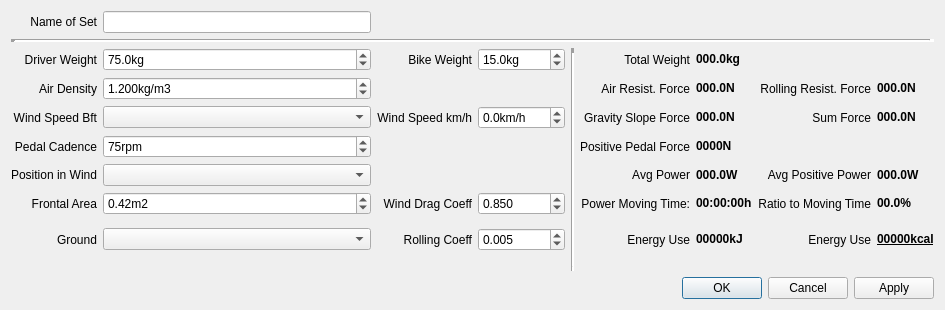
Qt form src/qmapshack/gis/trk/filter/IFilterEnergyCycleDlg.ui (Maproom/qmapshack) before a commit.
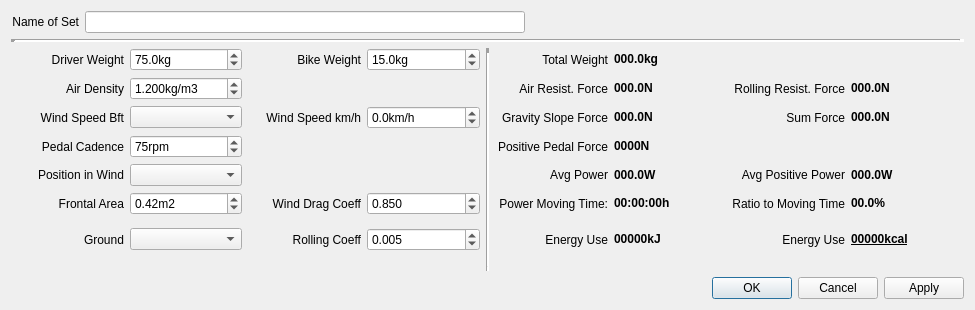
The same form after that commit.

Patch:
```diff
--- a/src/qmapshack/gis/trk/filter/IFilterEnergyCycleDlg.ui
+++ b/src/qmapshack/gis/trk/filter/IFilterEnergyCycleDlg.ui
@@ -6,7 +6,7 @@
    <rect>
     <x>0</x>
     <y>0</y>
-    <width>945</width>
+    <width>975</width>
     <height>310</height>
    </rect>
   </property>
@@ -14,6 +14,56 @@
    <string>Dialog</string>
   </property>
   <layout class="QVBoxLayout" name="verticalLayout">
+   <item>
+    <layout class="QHBoxLayout" name="horizontalLayout_2">
+     <item>
+      <widget class="QLabel" name="label_2">
+       <property name="toolTip">
+        <string>&lt;html&gt;&lt;head/&gt;&lt;body&gt;&lt;p&gt;&lt;br/&gt;&lt;/p&gt;&lt;/body&gt;&lt;/html&gt;</string>
+       </property>
+       <property name="text">
+        <string>Name of Set</string>
+       </property>
+       <property name="alignment">
+        <set>Qt::AlignRight|Qt::AlignTrailing|Qt::AlignVCenter</set>
+       </property>
+      </widget>
+     </item>
+     <item>
+      <widget class="QLineEdit" name="lineEditNameOfSet">
+       <property name="toolTip">
+        <string>&lt;html&gt;&lt;head/&gt;&lt;body&gt;&lt;p&gt;Hier können Sie einen individuellen Namen (max. 32 Zeichen) für das Parameterset vergeben.&lt;/p&gt;&lt;p&gt;&lt;br/&gt;&lt;/p&gt;&lt;p&gt;You can enter an individual name (max. 32 characters) for the set of parameter.&lt;/p&gt;&lt;/body&gt;&lt;/html&gt;</string>
+       </property>
+       <property name="maxLength">
+        <number>32</number>
+       </property>
+      </widget>
+     </item>
+     <item>
+      <spacer name="horizontalSpacer">
+       <property name="orientation">
+        <enum>Qt::Horizontal</enum>
+       </property>
+       <property name="sizeHint" stdset="0">
+        <size>
+         <width>40</width>
+         <height>20</height>
+        </size>
+       </property>
+      </spacer>
+     </item>
+    </layout>
+   </item>
+   <item>
+    <widget class="Line" name="line_3">
+     <property name="lineWidth">
+      <number>5</number>
+     </property>
+     <property name="orientation">
+      <enum>Qt::Horizontal</enum>
+     </property>
+    </widget>
+   </item>
    <item>
     <layout class="QHBoxLayout" name="horizontalLayout">
      <property name="bottomMargin">
@@ -21,7 +71,7 @@
      </property>
      <item>
       <layout class="QGridLayout" name="gridLayout">
-       <item row="6" column="5">
+       <item row="5" column="5">
         <widget class="QLabel" name="label_5">
          <property name="text">
           <string>Positive Pedal Force</string>
@@ -31,7 +81,7 @@
          </property>
         </widget>
        </item>
-       <item row="5" column="5">
+       <item row="4" column="5">
         <widget class="QLabel" name="label_26">
          <property name="text">
           <string>Gravity Slope Force</string>
@@ -41,14 +91,14 @@
          </property>
         </widget>
        </item>
-       <item row="10" column="1">
+       <item row="9" column="1">
         <widget class="QComboBox" name="comboGround">
          <property name="toolTip">
           <string>&lt;html&gt;&lt;head/&gt;&lt;body&gt;&lt;p&gt;Untergrund&lt;/p&gt;&lt;p&gt;Werte für die Art des Untergrunds und der Bereifung für die Bestimmung des Rollwiderstandsbeiwerts.&lt;/p&gt;&lt;p&gt;Values for the type of ground surface and the tyres used to determine the rolling resistance coefficient.&lt;/p&gt;&lt;/body&gt;&lt;/html&gt;</string>
          </property>
         </widget>
        </item>
-       <item row="8" column="0">
+       <item row="7" column="0">
         <widget class="QLabel" name="label_16">
          <property name="text">
           <string>Frontal Area</string>
@@ -58,7 +108,7 @@
          </property>
         </widget>
        </item>
-       <item row="3" column="5">
+       <item row="2" column="5">
         <widget class="QLabel" name="label_1">
          <property name="toolTip">
           <string/>
@@ -71,7 +121,7 @@
          </property>
         </widget>
        </item>
-       <item row="10" column="0">
+       <item row="9" column="0">
         <widget class="QLabel" name="label_14">
          <property name="text">
           <string>Ground</string>
@@ -81,7 +131,7 @@
          </property>
         </widget>
        </item>
-       <item row="3" column="4" rowspan="11">
+       <item row="2" column="4" rowspan="11">
         <widget class="Line" name="line">
          <property name="frameShadow">
           <enum>QFrame::Sunken</enum>
@@ -94,7 +144,7 @@
          </property>
         </widget>
        </item>
-       <item row="10" column="7">
+       <item row="9" column="7">
         <widget class="QLabel" name="label_35">
          <property name="text">
           <string>Energy Use</string>
@@ -104,7 +154,7 @@
          </property>
         </widget>
        </item>
-       <item row="4" column="8">
+       <item row="3" column="8">
         <widget class="QLabel" name="labelRollResistForce">
          <property name="toolTip">
           <string>&lt;html&gt;&lt;head/&gt;&lt;body&gt;&lt;p&gt;Rollwiderstandskraft&lt;/p&gt;&lt;p&gt;Die Rollwiderstandskraft ist die Kraft in Newton, die im Durchschnitt über alle Trackpunkte für die Überwindung des Rollwiderstands benötigt wird.&lt;/p&gt;&lt;p&gt;The rolling resistance force is the force in Newton required on average over all track points to overcome the rolling resistance.&lt;/p&gt;&lt;/body&gt;&lt;/html&gt;</string>
@@ -114,7 +164,7 @@
          </property>
         </widget>
        </item>
-       <item row="4" column="1">
+       <item row="3" column="1">
         <widget class="QDoubleSpinBox" name="spinAirDensity">
          <property name="toolTip">
           <string>&lt;html&gt;&lt;head/&gt;&lt;body&gt;&lt;p&gt;Luftdichte&lt;/p&gt;&lt;p&gt;Luftdichte in kg/m3. Die Luftdichte ist abhängig von barometrischen Luftdruck, Höhe Normalnull und Temperatur.&lt;br/&gt;Einige Beispiele:&lt;br/&gt;Meereshöhe: 1,226kg/m3&lt;br/&gt;1500 Meter: 1,056kg/m3&lt;br/&gt;3000 Meter: 0,905kg/m3&lt;/p&gt;&lt;p&gt;Air density in kg/m3. The air density depends on barometric air pressure, altitude and temperature.&lt;br/&gt;Some examples:&lt;br/&gt;Sea level: 1.226kg/m3&lt;br/&gt;1500 meters: 1.056kg/m3&lt;br/&gt;3000 meters: 0.905kg/m3&lt;/p&gt;&lt;/body&gt;&lt;/html&gt;</string>
@@ -139,7 +189,7 @@
          </property>
         </widget>
        </item>
-       <item row="10" column="2">
+       <item row="9" column="2">
         <widget class="QLabel" name="label_17">
          <property name="text">
           <string>Rolling Coeff</string>
@@ -149,7 +199,7 @@
          </property>
         </widget>
        </item>
-       <item row="4" column="5">
+       <item row="3" column="5">
         <widget class="QLabel" name="label_23">
          <property name="text">
           <string>Air Resist. Force</string>
@@ -159,7 +209,7 @@
          </property>
         </widget>
        </item>
-       <item row="3" column="2">
+       <item row="2" column="2">
         <widget class="QLabel" name="label_8">
          <property name="toolTip">
           <string/>
@@ -172,7 +222,7 @@
          </property>
         </widget>
        </item>
-       <item row="6" column="6">
+       <item row="5" column="6">
         <widget class="QLabel" name="labelPositivePedalForce">
          <property name="toolTip">
           <string>&lt;html&gt;&lt;head/&gt;&lt;body&gt;&lt;p&gt;Pedalkraft&lt;/p&gt;&lt;p&gt;Die Kraft in Newton, die im Durchschnitt über alle Trackpunkte auf das Pedal aufgebracht wird. Negative Kräfte aus starken Gegenwind oder Bergabfahrt werden nicht berücksichtigt. Diese Kraft muss durch den Fahrer auf das Pedal aufgebracht werden. Je größer die Trittfrequenz, desto niedriger ist die Pedalkraft.&lt;/p&gt;&lt;p&gt;The force in Newton applied to the pedal on average over all track points. Negative forces from strong headwinds or downhill driving are not considered. This force must be applied to the pedal by the rider. The higher the cadence, the lower the pedal force.&lt;/p&gt;&lt;/body&gt;&lt;/html&gt;</string>
@@ -182,7 +232,7 @@
          </property>
         </widget>
        </item>
-       <item row="10" column="6">
+       <item row="9" column="6">
         <widget class="QLabel" name="labelEnergyKJoule">
          <property name="toolTip">
           <string>&lt;html&gt;&lt;head/&gt;&lt;body&gt;&lt;p&gt;Energieverbrauch in kJ&lt;/p&gt;&lt;p&gt;Der Energieverbrauch für den Fahrer in kJoule für die Umsetzung der positive Leistung des Tracks bei einem Muskel-Wirkungsgrad von 23%.&lt;/p&gt;&lt;p&gt;The energy use (consumption) for the driver in kJoule for transforming the positive power of the track with a muscle efficiency of 23%.&lt;/p&gt;&lt;/body&gt;&lt;/html&gt;</string>
@@ -192,7 +242,7 @@
          </property>
         </widget>
        </item>
-       <item row="8" column="3">
+       <item row="7" column="3">
         <widget class="QDoubleSpinBox" name="spinWindDragCoeff">
          <property name="toolTip">
           <string>&lt;html&gt;&lt;head/&gt;&lt;body&gt;&lt;p&gt;cw-Wert (Luftwiderstandsbeiwert)&lt;/p&gt;&lt;p&gt;Der cw-Wert (Luftwiderstandsbeiwert) gibt die Windschlüpfigkeit von Fahrer und Fahrrad gegenüber der Luft (Wind) an. Je größer dieser Wert ist, um so mehr Kraft wird für die Überwindung der Windkraft benötigt. Typische Werte für Fahrräder liegen zwischen 0,2 und 1.2.&lt;/p&gt;&lt;p&gt;The cw value (drag coefficient) indicates the wind slip of the rider and bicycle in relation to the air (wind). The greater this value, the more force is required to overcome the wind force. Typical values for bicycles are between 0.2 and 1.2.&lt;/p&gt;&lt;/body&gt;&lt;/html&gt;</string>
@@ -217,7 +267,7 @@
          </property>
         </widget>
        </item>
-       <item row="8" column="5">
+       <item row="7" column="5">
         <widget class="QLabel" name="label_31">
          <property name="text">
           <string>Power Moving Time:</string>
@@ -227,7 +277,7 @@
          </property>
         </widget>
        </item>
-       <item row="4" column="6">
+       <item row="3" column="6">
         <widget class="QLabel" name="labelAirResistForce">
          <property name="toolTip">
           <string>&lt;html&gt;&lt;head/&gt;&lt;body&gt;&lt;p&gt;Luftwiderstandskraft&lt;/p&gt;&lt;p&gt;Die Luftwiderstandskraft ist die Kraft in Newton, die im Durchschnitt über alle Trackpunkte für die Überwindung des Luftwiderstands benötigt wird. Berücksichtigt wird der Fahrtwind und Gegen- und Rückenwind. Bei starkem Rückenwind kann dieser Wert auch negativ sein.&lt;/p&gt;&lt;p&gt;The air resistance force is the force in Newton required on average over all track points to overcome air resistance. The airstream, headwind and tailwind are taken into account. With a strong tailwind, this value can be negative.&lt;/p&gt;&lt;/body&gt;&lt;/html&gt;</string>
@@ -237,7 +287,7 @@
          </property>
         </widget>
        </item>
-       <item row="3" column="3">
+       <item row="2" column="3">
         <widget class="QDoubleSpinBox" name="spinBikeWeight">
          <property name="toolTip">
           <string>&lt;html&gt;&lt;head/&gt;&lt;body&gt;&lt;p&gt;Fahrradgewicht&lt;/p&gt;&lt;p&gt;Das Fahrradgewicht in kg einschließlich Gepäck.&lt;/p&gt;&lt;p&gt;The weight of the bicycle in kg including luggage.&lt;/p&gt;&lt;/body&gt;&lt;/html&gt;</string>
@@ -262,14 +312,14 @@
          </property>
         </widget>
        </item>
-       <item row="7" column="1">
+       <item row="6" column="1">
         <widget class="QComboBox" name="comboWindPosition">
          <property name="toolTip">
           <string>&lt;html&gt;&lt;head/&gt;&lt;body&gt;&lt;p&gt;Position im Wind&lt;/p&gt;&lt;p&gt;Werte für die Art der Sitzposition als Vorgabewerte für die Windangriffsfläche in m2 und der Luftwiderstandszahl (cw-Wert).&lt;/p&gt;&lt;p&gt;Values for the type of seat position as default values for the wind frontal area in m2 and the drag coefficient (cw value).&lt;/p&gt;&lt;p</string>
          </property>
         </widget>
        </item>
-       <item row="6" column="0">
+       <item row="5" column="0">
         <widget class="QLabel" name="label_19">
          <property name="text">
           <string>Pedal Cadence</string>
@@ -279,30 +329,7 @@
          </property>
         </widget>
        </item>
-       <item row="2" column="0" colspan="9">
-        <widget class="Line" name="line_2">
-         <property name="lineWidth">
-          <number>5</number>
-         </property>
-         <property name="orientation">
-          <enum>Qt::Horizontal</enum>
-         </property>
-        </widget>
-       </item>
-       <item row="1" column="0">
-        <widget class="QLabel" name="label_2">
-         <property name="toolTip">
-          <string>&lt;html&gt;&lt;head/&gt;&lt;body&gt;&lt;p&gt;&lt;br/&gt;&lt;/p&gt;&lt;/body&gt;&lt;/html&gt;</string>
-         </property>
-         <property name="text">
-          <string>Name of Set</string>
-         </property>
-         <property name="alignment">
-          <set>Qt::AlignRight|Qt::AlignTrailing|Qt::AlignVCenter</set>
-         </property>
-        </widget>
-       </item>
-       <item row="8" column="1">
+       <item row="7" column="1">
         <widget class="QDoubleSpinBox" name="spinFrontalArea">
          <property name="toolTip">
           <string>&lt;html&gt;&lt;head/&gt;&lt;body&gt;&lt;p&gt;Frontalfläche&lt;/p&gt;&lt;p&gt;Die Fläche in m2 (Fahrer, Fahrrad, Gepäcktaschen, etc.), die dem Wind ausgesetzt ist.&lt;/p&gt;&lt;p&gt;The frontal area in m2 (rider, bicycle, bags, etc.) exposed to the wind.&lt;/p&gt;&lt;/body&gt;&lt;/html&gt;</string>
@@ -327,7 +354,7 @@
          </property>
         </widget>
        </item>
-       <item row="10" column="8">
+       <item row="9" column="8">
         <widget class="QLabel" name="labelEnergyKcal">
          <property name="toolTip">
           <string>&lt;html&gt;&lt;head/&gt;&lt;body&gt;&lt;p&gt;Energieverbrauch in kcal&lt;/p&gt;&lt;p&gt;Der Energieverbrauch für den Fahrer in kcal für die Umsetzung der positive Leistung des Tracks bei einem Muskel-Wirkungsgrad von 23%.&lt;/p&gt;&lt;p&gt;The energy use (consumption) for the driver in kcal for transforming the positive power of the track with a muscle efficiency of 23%.&lt;/p&gt;&lt;/body&gt;&lt;/html&gt;</string>
@@ -337,7 +364,7 @@
          </property>
         </widget>
        </item>
-       <item row="4" column="0">
+       <item row="3" column="0">
         <widget class="QLabel" name="label_6">
          <property name="text">
           <string>Air Density</string>
@@ -347,7 +374,7 @@
          </property>
         </widget>
        </item>
-       <item row="10" column="3">
+       <item row="9" column="3">
         <widget class="QDoubleSpinBox" name="spinRollingCoeff">
          <property name="toolTip">
           <string>&lt;html&gt;&lt;head/&gt;&lt;body&gt;&lt;p&gt;cr-Wert (Rollwiderstandsbeiwert)&lt;/p&gt;&lt;p&gt;Der Rollwiderstandsbeiwert bestimmt die Kraft, die für die Überwindung der Rollwiderstandskraft bestimmt. Maßgebliche Faktoren sind der Fahrbahnuntergrund und die Bereifung. Je größer dieser Wert ist, um so mehr Kraft wird für die Überwindung des Rollwiderstands benötigt.&lt;/p&gt;&lt;p&gt;The rolling resistance coefficient specifies the force used to overcome the rolling resistance force. The relevant factors are the road surface and the tyres. The higher this value is, the more force is required to overcome the rolling resistance.&lt;/p&gt;&lt;/body&gt;&lt;/html&gt;</string>
@@ -375,7 +402,7 @@
          </property>
         </widget>
        </item>
-       <item row="8" column="2">
+       <item row="7" column="2">
         <widget class="QLabel" name="label_15">
          <property name="text">
           <string>Wind Drag Coeff</string>
@@ -385,7 +412,7 @@
          </property>
         </widget>
        </item>
-       <item row="3" column="6">
+       <item row="2" column="6">
         <widget class="QLabel" name="labelTotalWeight">
          <property name="toolTip">
           <string>&lt;html&gt;&lt;head/&gt;&lt;body&gt;&lt;p&gt;Gesamtgewicht&lt;/p&gt;&lt;p&gt;Das Gesamtgewicht in kg von Fahrer und Fahrrad inklusive Kleidung und Gepäck.&lt;/p&gt;&lt;p&gt;The total weight in kg of rider and bike including clothes and luggage.&lt;/p&gt;&lt;/body&gt;&lt;/html&gt;</string>
@@ -395,7 +422,7 @@
          </property>
         </widget>
        </item>
-       <item row="8" column="6">
+       <item row="7" column="6">
         <widget class="QLabel" name="labelPowerMovingTime">
          <property name="toolTip">
           <string>&lt;html&gt;&lt;head/&gt;&lt;body&gt;&lt;p&gt;Leistungsbewegungszeit&lt;/p&gt;&lt;p&gt;Die Zeit in Bewegung und gleichzeitiger positiver Leistung durch den Fahrer. Zeiten mit negativer Leistung bei starkem Rückenwind oder Bergabfahrt sind nicht berücksichtigt.&lt;/p&gt;&lt;p&gt;The time in moving and at the same time positive power by the driver. Times with negative power in strong tail wind or downhill driving are not taken into account.&lt;/p&gt;&lt;/body&gt;&lt;/html&gt;</string>
@@ -405,7 +432,7 @@
          </property>
         </widget>
        </item>
-       <item row="5" column="6">
+       <item row="4" column="6">
         <widget class="QLabel" name="labelGravitySlopeForce">
          <property name="toolTip">
           <string>&lt;html&gt;&lt;head/&gt;&lt;body&gt;&lt;p&gt;Neigungskraft&lt;/p&gt;&lt;p&gt;Die Neigungskraft ist die Kraft in Newton, die im Durchschnitt über alle Trackpunkte für die Überwindung der Neigung bei der Bergauffahrt benötigt. Bei überwiegender Bergabfahrt kann die Neigungskraft negativ sein.&lt;/p&gt;&lt;p&gt;The gravity slope force is the force in Newton needed on average over all track points to overcome the slope on the uphill. In the case of mostly downhill driving, the gravity slope force can be negative.&lt;/p&gt;&lt;/body&gt;&lt;/html&gt;</string>
@@ -415,7 +442,7 @@
          </property>
         </widget>
        </item>
-       <item row="7" column="7">
+       <item row="6" column="7">
         <widget class="QLabel" name="label_4">
          <property name="text">
           <string>Avg Positive Power</string>
@@ -425,7 +452,7 @@
          </property>
         </widget>
        </item>
-       <item row="5" column="2">
+       <item row="4" column="2">
         <widget class="QLabel" name="label_9">
          <property name="text">
           <string>Wind Speed km/h</string>
@@ -435,7 +462,7 @@
          </property>
         </widget>
        </item>
-       <item row="10" column="5">
+       <item row="9" column="5">
         <widget class="QLabel" name="label_11">
          <property name="text">
           <string>Energy Use</string>
@@ -445,7 +472,7 @@
          </property>
         </widget>
        </item>
-       <item row="8" column="7">
+       <item row="7" column="7">
         <widget class="QLabel" name="label_33">
          <property name="text">
           <string>Ratio to Moving Time</string>
@@ -455,7 +482,7 @@
          </property>
         </widget>
        </item>
-       <item row="7" column="5">
+       <item row="6" column="5">
         <widget class="QLabel" name="label_7">
          <property name="text">
           <string>Avg Power</string>
@@ -465,7 +492,7 @@
          </property>
         </widget>
        </item>
-       <item row="5" column="8">
+       <item row="4" column="8">
         <widget class="QLabel" name="labelSumForce">
          <property name="toolTip">
           <string>&lt;html&gt;&lt;head/&gt;&lt;body&gt;&lt;p&gt;Summe Kraft&lt;/p&gt;&lt;p&gt;Summe der durchschnittlich benötigten Kraft für den Track für die Überwindung des Luftwiderstands, Rollwiderstands und Neigung. Dieser Wert kann negativ bei starkem Rückwind und/oder Bergabfahrt sein.&lt;/p&gt;&lt;p&gt;Sum of the average force required for the track to overcome wind resistance, rolling resistance and slope. This value can be negative for strong tailwind and/or downhill.&lt;/p&gt;&lt;/body&gt;&lt;/html&gt;</string>
@@ -475,7 +502,7 @@
          </property>
         </widget>
        </item>
-       <item row="5" column="7">
+       <item row="4" column="7">
         <widget class="QLabel" name="label_28">
          <property name="text">
           <string>Sum Force</string>
@@ -485,7 +512,7 @@
          </property>
         </widget>
        </item>
-       <item row="6" column="1">
+       <item row="5" column="1">
         <widget class="QDoubleSpinBox" name="spinPedalCadence">
          <property name="toolTip">
           <string>&lt;html&gt;&lt;head/&gt;&lt;body&gt;&lt;p&gt;Trittfrequenz&lt;/p&gt;&lt;p&gt;Die durchschnittliche Trittfrequenz in U/min für den Track wird für die Berechnung der Pedalkraft benötigt. Realistische Werte liegen zwischen 50 und 100 U/min.&lt;/p&gt;&lt;p&gt;The average cadence in rpm for the track is used to calculate the pedal force. Realistic values are between 50 and 100 rpm.&lt;/p&gt;&lt;/body&gt;&lt;/html&gt;</string>
@@ -510,14 +537,14 @@
          </property>
         </widget>
        </item>
-       <item row="5" column="1">
+       <item row="4" column="1">
         <widget class="QComboBox" name="comboWindSpeed">
          <property name="toolTip">
           <string>&lt;html&gt;&lt;head/&gt;&lt;body&gt;&lt;p&gt;Windgeschw. Bft&lt;/p&gt;&lt;p&gt;Werte für die Windgeschwindigkeit in Beaufortskala für die Vorgabe der Windgeschwindigkeit in km/h. Positive Werte für Gegenwind und negative Werte für Rückenwind.&lt;/p&gt;&lt;p&gt;Values for the wind speed in Beaufort scale for specifying the wind speed in km/h. Positive values for headwind and negative values for tailwind.&lt;/p&gt;&lt;/body&gt;&lt;/html&gt;</string>
          </property>
         </widget>
        </item>
-       <item row="7" column="6">
+       <item row="6" column="6">
         <widget class="QLabel" name="labelPower">
          <property name="toolTip">
           <string>&lt;html&gt;&lt;head/&gt;&lt;body&gt;&lt;p&gt;Leistung&lt;/p&gt;&lt;p&gt;Die Leistung in Watt im Durchschnitt über alle Trackpunkte. Negative Leistung aus starken Gegenwind oder Bergabfahrt sind berücksichtigt.&lt;/p&gt;&lt;p&gt;The power in Watt on average over all track points. Negative power from strong headwinds or downhill driving are taken into account.&lt;/p&gt;&lt;/body&gt;&lt;/html&gt;</string>
@@ -527,7 +554,7 @@
          </property>
         </widget>
        </item>
-       <item row="3" column="0">
+       <item row="2" column="0">
         <widget class="QLabel" name="label">
          <property name="toolTip">
           <string/>
@@ -540,7 +567,7 @@
          </property>
         </widget>
        </item>
-       <item row="4" column="7">
+       <item row="3" column="7">
         <widget class="QLabel" name="label_24">
          <property name="text">
           <string>Rolling Resist. Force</string>
@@ -550,7 +577,7 @@
          </property>
         </widget>
        </item>
-       <item row="7" column="8">
+       <item row="6" column="8">
         <widget class="QLabel" name="labelPositivePower">
          <property name="toolTip">
           <string>&lt;html&gt;&lt;head/&gt;&lt;body&gt;&lt;p&gt;Positive Leistung&lt;/p&gt;&lt;p&gt;Die positive Leistung in Watt, die im Durchschnitt über alle Trackpunkte aufgebracht werden muss. Negative Leistung aus starken Gegenwind oder Bergabfahrt sind nicht berücksichtigt. Diese Leistung muss durch den Fahrer im Durchschnitt für den Track aufgebracht werden.&lt;/p&gt;&lt;p&gt;The positive power in Watt that must be applied to all track points on average. Negative power from strong headwinds or downhill driving are not taken into account. This power must be applied by the driver on average for the track.&lt;/p&gt;&lt;/body&gt;&lt;/html&gt;</string>
@@ -560,7 +587,7 @@
          </property>
         </widget>
        </item>
-       <item row="5" column="3">
+       <item row="4" column="3">
         <widget class="QDoubleSpinBox" name="spinWindSpeed">
          <property name="toolTip">
           <string>&lt;html&gt;&lt;head/&gt;&lt;body&gt;&lt;p&gt;Windgeschwindigkeit km/h&lt;/p&gt;&lt;p&gt;Die Windgeschwindigkeit in km/h wird bei der Berechnung der benötigten Kraft für die Überwindung des Luftwiderstands berücksichtigt. Positive Werte werden für Gegenwind und negative Werte für Rückenwind berücksichtigt. Der Wert können unabhängig von den Werten der Beaufortskala verändert werden.&lt;/p&gt;&lt;p&gt;The wind speed in km/h is taken into account when calculating the force required to overcome the air drag. Positive values for headwind and negative values for tailwind are taken into account. The value can be changed independently of the Beaufort scale values.&lt;/p&gt;&lt;/body&gt;&lt;/html&gt;</string>
@@ -582,7 +609,7 @@
          </property>
         </widget>
        </item>
-       <item row="8" column="8">
+       <item row="7" column="8">
         <widget class="QLabel" name="labelPowerMovingTimeRatio">
          <property name="toolTip">
           <string>&lt;html&gt;&lt;head/&gt;&lt;body&gt;&lt;p&gt;Verhältnis Leistungsbewegungszeit&lt;/p&gt;&lt;p&gt;Das Verhältnis der Leistungsbewegungszeit bezogen auf die Track Bewegungszeit in Prozent. Je geringer das Verhältnis ist, desto größer ist der Einfluss des Rückenwind und Bergabfahrt.&lt;/p&gt;&lt;p&gt;The ratio of the power moving time related to the track moving time in percent. The lower the ratio, the greater the influence of tailwind and downhill.&lt;/p&gt;&lt;/body&gt;&lt;/html&gt;</string>
@@ -592,7 +619,7 @@
          </property>
         </widget>
        </item>
-       <item row="7" column="0">
+       <item row="6" column="0">
         <widget class="QLabel" name="label_13">
          <property name="text">
           <string>Position in Wind</string>
@@ -602,7 +629,7 @@
          </property>
         </widget>
        </item>
-       <item row="3" column="1">
+       <item row="2" column="1">
         <widget class="QDoubleSpinBox" name="spinDriverWeight">
          <property name="toolTip">
           <string>&lt;html&gt;&lt;head/&gt;&lt;body&gt;&lt;p&gt;Fahrergewicht&lt;/p&gt;&lt;p&gt;Das Fahrergewicht in kg einschließlich Kleidung.&lt;/p&gt;&lt;p&gt;The driver's weight in kg including clothing.&lt;/p&gt;&lt;/body&gt;&lt;/html&gt;</string>
@@ -630,7 +657,7 @@
          </property>
         </widget>
        </item>
-       <item row="5" column="0">
+       <item row="4" column="0">
         <widget class="QLabel" name="label_3">
          <property name="text">
           <string>Wind Speed Bft</string>
@@ -640,16 +667,6 @@
          </property>
         </widget>
        </item>
-       <item row="1" column="1">
-        <widget class="QLineEdit" name="lineEditNameOfSet">
-         <property name="toolTip">
-          <string>&lt;html&gt;&lt;head/&gt;&lt;body&gt;&lt;p&gt;Hier können Sie einen individuellen Namen (max. 32 Zeichen) für das Parameterset vergeben.&lt;/p&gt;&lt;p&gt;&lt;br/&gt;&lt;/p&gt;&lt;p&gt;You can enter an individual name (max. 32 characters) for the set of parameter.&lt;/p&gt;&lt;/body&gt;&lt;/html&gt;</string>
-         </property>
-         <property name="maxLength">
-          <number>32</number>
-         </property>
-        </widget>
-       </item>
       </layout>
      </item>
     </layout>
```
Left out of the diff: 1 changed line with no effect on the pictures.
